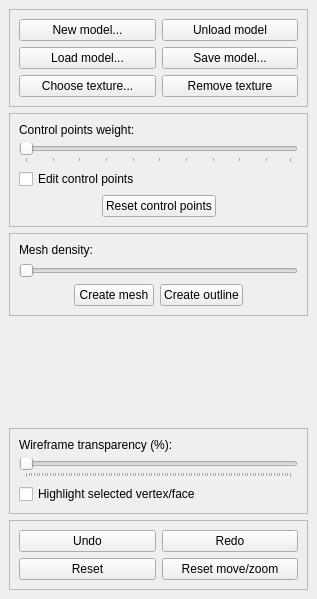
This is GUI/SidePanel.ui in maximlevitsky/animations-editor-bdmorph as Qt 5 draws it before an edit. The edited form follows.
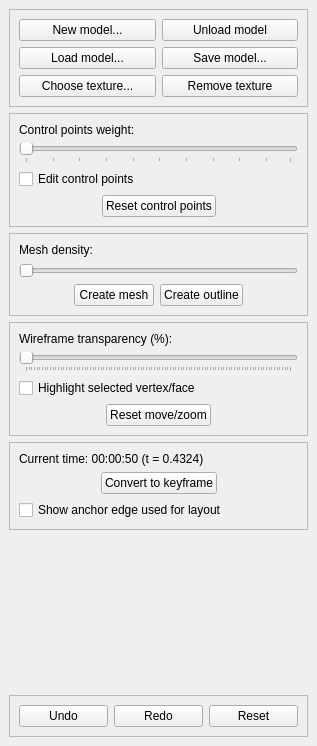
This is the edited form. Custom widgets are drawn as their Qt base class.

Commit message: GUI: animation panel updates

What changed in the file:
```diff
--- a/GUI/SidePanel.ui
+++ b/GUI/SidePanel.ui
@@ -7,7 +7,7 @@
     <x>0</x>
     <y>0</y>
     <width>317</width>
-    <height>599</height>
+    <height>746</height>
    </rect>
   </property>
   <property name="sizePolicy">
@@ -48,7 +48,7 @@
    </property>
   </widget>
   <widget class="QWidget" name="widget">
-   <layout class="QVBoxLayout" name="verticalLayout_6">
+   <layout class="QVBoxLayout" name="verticalLayout_7">
     <item>
      <widget class="QFrame" name="frame_2">
       <property name="frameShape">
@@ -264,19 +264,6 @@
       </layout>
      </widget>
     </item>
-    <item>
-     <spacer name="verticalSpacer">
-      <property name="orientation">
-       <enum>Qt::Vertical</enum>
-      </property>
-      <property name="sizeHint" stdset="0">
-       <size>
-        <width>20</width>
-        <height>30</height>
-       </size>
-      </property>
-     </spacer>
-    </item>
     <item>
      <widget class="QFrame" name="frameWireframe">
       <property name="frameShape">
@@ -310,9 +297,122 @@
          </property>
         </widget>
        </item>
-      </layout>
+       <item>
+        <layout class="QHBoxLayout" name="horizontalLayout_9">
+         <item>
+          <spacer name="horizontalSpacer_8">
+           <property name="orientation">
+            <enum>Qt::Horizontal</enum>
+           </property>
+           <property name="sizeHint" stdset="0">
+            <size>
+             <width>40</width>
+             <height>20</height>
+            </size>
+           </property>
+          </spacer>
+         </item>
+         <item>
+          <widget class="QPushButton" name="btnResetTransform">
+           <property name="text">
+            <string>Reset move/zoom</string>
+           </property>
+          </widget>
+         </item>
+         <item>
+          <spacer name="horizontalSpacer_6">
+           <property name="orientation">
+            <enum>Qt::Horizontal</enum>
+           </property>
+           <property name="sizeHint" stdset="0">
+            <size>
+             <width>40</width>
+             <height>20</height>
+            </size>
+           </property>
+          </spacer>
+         </item>
+        </layout>
+       </item>
+      </layout>
      </widget>
     </item>
+    <item>
+     <widget class="QFrame" name="frameBDMorph">
+      <property name="frameShape">
+       <enum>QFrame::StyledPanel</enum>
+      </property>
+      <property name="frameShadow">
+       <enum>QFrame::Raised</enum>
+      </property>
+      <layout class="QVBoxLayout" name="verticalLayout_6">
+       <item>
+        <widget class="QLabel" name="lblCurrentBDMORPHTime">
+         <property name="text">
+          <string>Current time: 00:00:50 (t = 0.4324)</string>
+         </property>
+        </widget>
+       </item>
+       <item>
+        <layout class="QHBoxLayout" name="horizontalLayout_8">
+         <item>
+          <spacer name="horizontalSpacer_5">
+           <property name="orientation">
+            <enum>Qt::Horizontal</enum>
+           </property>
+           <property name="sizeHint" stdset="0">
+            <size>
+             <width>40</width>
+             <height>20</height>
+            </size>
+           </property>
+          </spacer>
+         </item>
+         <item>
+          <widget class="QPushButton" name="btnConvertToKeyframe">
+           <property name="text">
+            <string>Convert to keyframe</string>
+           </property>
+          </widget>
+         </item>
+         <item>
+          <spacer name="horizontalSpacer_4">
+           <property name="orientation">
+            <enum>Qt::Horizontal</enum>
+           </property>
+           <property name="sizeHint" stdset="0">
+            <size>
+             <width>40</width>
+             <height>20</height>
+            </size>
+           </property>
+          </spacer>
+         </item>
+        </layout>
+       </item>
+       <item>
+        <widget class="QCheckBox" name="checkBox">
+         <property name="text">
+          <string>Show anchor edge used for layout</string>
+         </property>
+        </widget>
+       </item>
+      </layout>
+     </widget>
+    </item>
+    <item>
+     <spacer name="verticalSpacer">
+      <property name="orientation">
+       <enum>Qt::Vertical</enum>
+      </property>
+      <property name="sizeHint" stdset="0">
+       <size>
+        <width>20</width>
+        <height>30</height>
+       </size>
+      </property>
+     </spacer>
+    </item>
     <item>
      <widget class="QFrame" name="frameEdit">
       <property name="frameShape">
@@ -338,10 +438,6 @@
            </property>
           </widget>
          </item>
-        </layout>
-       </item>
-       <item>
-        <layout class="QHBoxLayout" name="horizontalLayout_5">
          <item>
           <widget class="QPushButton" name="btnResetMesh">
            <property name="text">
@@ -349,13 +445,6 @@
            </property>
           </widget>
          </item>
-         <item>
-          <widget class="QPushButton" name="btnResetTransform">
-           <property name="text">
-            <string>Reset move/zoom</string>
-           </property>
-          </widget>
-         </item>
         </layout>
        </item>
       </layout>
```
Left out of the diff: 2 changed lines with no effect on the pictures. The commit also changes 12 other files.
